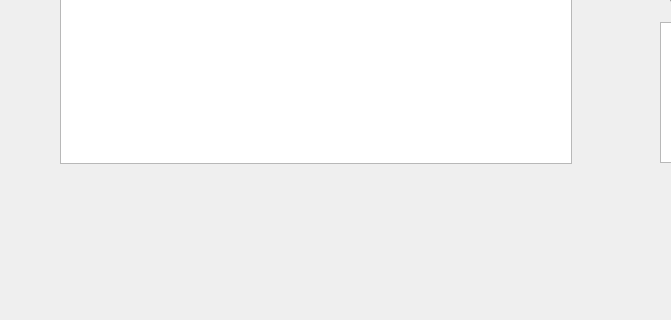
Above: PyQtGraphImage.ui from ogdenk/PyQtGraphImage before the change; both pictures show x 0 to 671 and y 448 to 768 of the 1024 by 768 pixel window. Below: the same form after it.
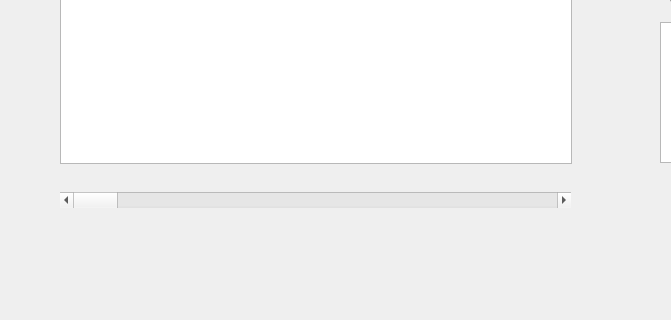
That is the form after the change. Custom widgets are drawn as their Qt base class.

Commit message: Changed to not fully implement ROI, scrolling through mutliple images partially implemented.

```diff
--- a/PyQtGraphImage.ui
+++ b/PyQtGraphImage.ui
@@ -130,6 +130,22 @@
      <enum>Qt::Vertical</enum>
     </property>
    </widget>
+   <widget class="QScrollBar" name="horizontalScrollBar">
+    <property name="geometry">
+     <rect>
+      <x>60</x>
+      <y>640</y>
+      <width>511</width>
+      <height>16</height>
+     </rect>
+    </property>
+    <property name="maximum">
+     <number>100</number>
+    </property>
+    <property name="orientation">
+     <enum>Qt::Horizontal</enum>
+    </property>
+   </widget>
   </widget>
   <widget class="QMenuBar" name="menubar">
    <property name="geometry">
```
Left out of the diff: 2 changed lines with no effect on the pictures. The commit also changes 2 other files.
